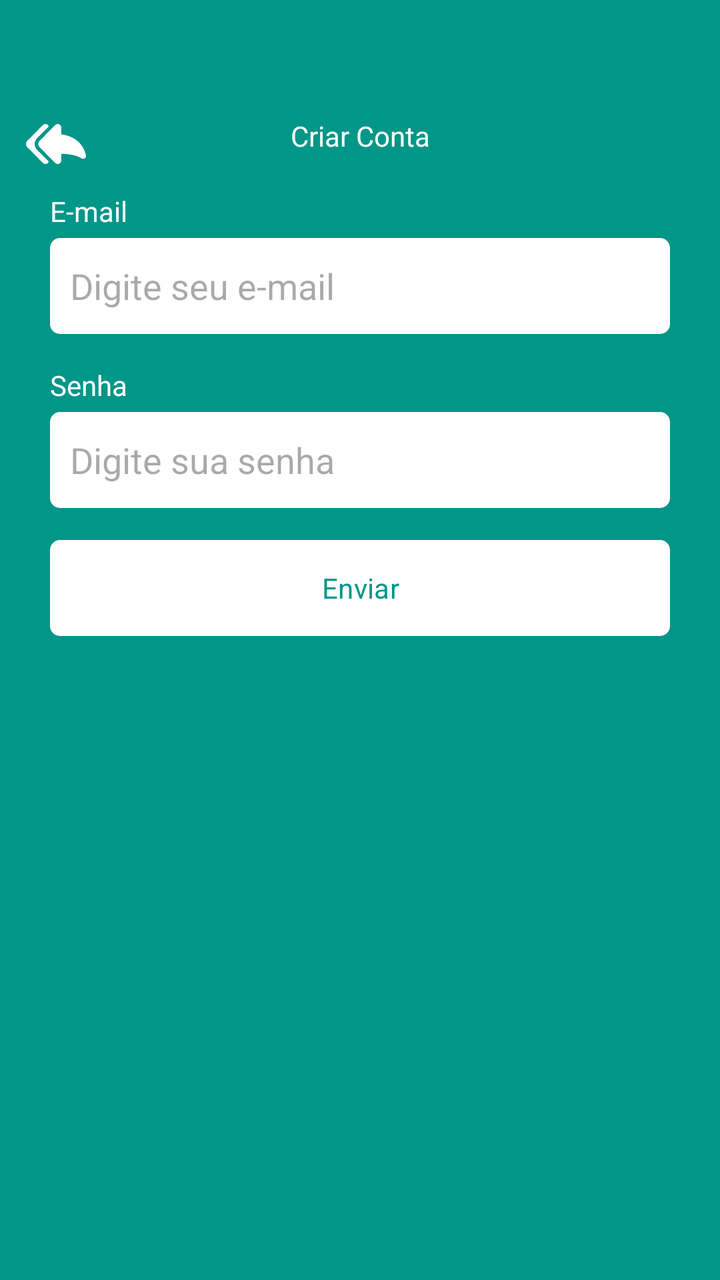
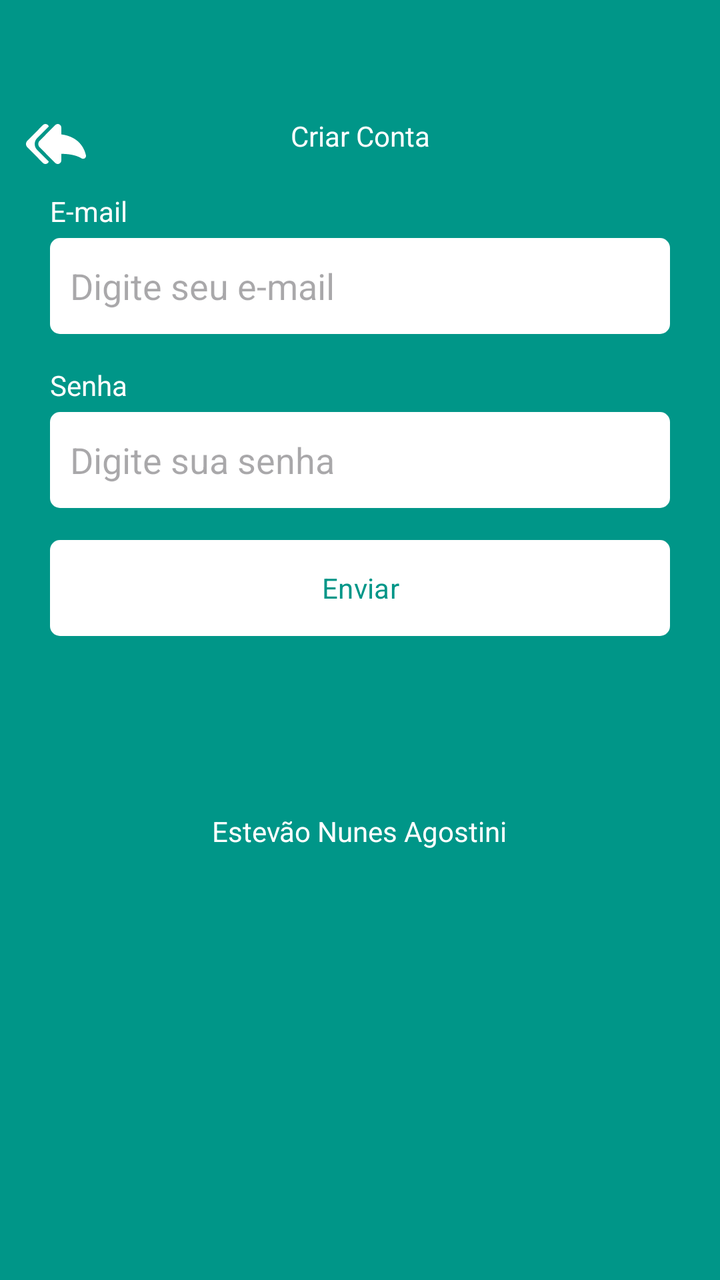

The first picture is an Android layout as it rendered before a commit; the second is the same layout after the commit. The layout source and the unified diff follow.
<!-- AndroidManifest.xml: application theme Theme.TaskKanban -->
<!-- res/layout/fragment_register.xml -->
<?xml version="1.0" encoding="utf-8"?>
<ScrollView xmlns:android="http://schemas.android.com/apk/res/android"
    xmlns:tools="http://schemas.android.com/tools"
    android:layout_width="match_parent"
    android:layout_height="match_parent"
    xmlns:app="http://schemas.android.com/apk/res-auto"
    tools:context=".ui.auth.RegisterFragment"
    android:fillViewport="true">

    <LinearLayout
        android:layout_width="match_parent"
        android:layout_height="match_parent"
        android:orientation="vertical"
        android:id="@+id/linearLayout1" >

        <com.google.android.material.appbar.MaterialToolbar
            android:layout_width="match_parent"
            android:layout_height="wrap_content"
            app:navigationIcon="@drawable/ic_back"
            android:paddingTop="40dp" >

            <TextView
                android:layout_width="wrap_content"
                android:layout_height="wrap_content"
                android:text="@string/criar_conta"
                android:textColor="@color/white"
                android:layout_gravity="center_horizontal"/>

        </com.google.android.material.appbar.MaterialToolbar>

        <LinearLayout
            android:id="@+id/linearLayout2"
            android:layout_width="match_parent"
            android:layout_height="wrap_content"
            android:orientation="vertical"
            android:layout_marginHorizontal="25dp">

            <TextView
                android:layout_width="wrap_content"
                android:layout_height="wrap_content"
                android:text="@string/e_mail"
                android:textColor="@color/white"/>

            <EditText
                android:layout_width="match_parent"
                android:layout_height="48dp"
                android:hint="@string/digite_seu_e_mail"
                android:inputType="textEmailAddress"
                android:padding="10dp"
                android:layout_marginTop="4dp"
                android:background="@drawable/bg_edit_text"/>
            <TextView
                android:layout_width="wrap_content"
                android:layout_height="wrap_content"
                android:text="@string/senha"
                android:textColor="@color/white"
                android:layout_marginTop="16dp"/>

            <EditText
                android:layout_width="match_parent"
                android:layout_height="48dp"
                android:inputType="textPassword"
                android:hint="@string/digite_sua_senha"
                android:padding="10dp"
                android:layout_marginTop="4dp"
                android:background="@drawable/bg_edit_text"/>

            <com.google.android.material.button.MaterialButton
                android:layout_width="match_parent"
                android:layout_height="wrap_content"
                android:text="@string/enviar"
                android:textColor="@color/color_default"
                app:backgroundTint="@null"
                android:layout_marginTop="16dp"
                android:backgroundTint="@null"
                android:background="@drawable/bg_btn" />



            <ProgressBar
                android:layout_width="wrap_content"
                android:layout_height="wrap_content"
                android:indeterminateTint="@color/white"
                android:layout_gravity="center"
                android:id="@+id/progressbar"
                android:layout_marginTop="8dp"
                android:visibility="invisible"
                tools:visibility="invisible"/>

        </LinearLayout>


    </LinearLayout>



</ScrollView>
<!-- resources referenced by this layout -->
<resources>
  <color name="color_default">#009688</color>
  <color name="white">#FFFFFFFF</color>
  <!-- drawable bg_btn (drawable) -->
  <?xml version="1.0" encoding="utf-8"?>
  <shape xmlns:android="http://schemas.android.com/apk/res/android"
      android:shape="rectangle">
  
      <solid android:color="@color/white"/>
      <corners android:radius="5dp"/>
  
  </shape>
  <!-- drawable bg_edit_text (drawable) -->
  <?xml version="1.0" encoding="utf-8"?>
  <shape xmlns:android="http://schemas.android.com/apk/res/android"
      android:shape="rectangle">
  
      <solid android:color="@color/white"/>
      <corners android:radius="5dp"/>
  
  </shape>
  <!-- drawable ic_back (drawable) -->
  <vector xmlns:android="http://schemas.android.com/apk/res/android" android:height="30dp" android:viewportHeight="46.033" android:viewportWidth="46.032" android:width="30dp">
        
      <path android:fillColor="#FFFFFF" android:pathData="M8.532,18.531l8.955,-8.999c-0.244,-0.736 -0.798,-1.348 -1.54,-1.653c-1.01,-0.418 -2.177,-0.185 -2.95,0.591L1.047,20.479c-1.396,1.402 -1.396,3.67 0,5.073l11.949,12.01c0.771,0.775 1.941,1.01 2.951,0.592c0.742,-0.307 1.295,-0.918 1.54,-1.652l-8.956,-9C6.07,25.027 6.071,21.003 8.532,18.531z"/>
        
      <path android:fillColor="#FFFFFF" android:pathData="M45.973,31.64c-1.396,-5.957 -5.771,-14.256 -18.906,-16.01v-5.252c0,-1.095 -0.664,-2.082 -1.676,-2.5c-0.334,-0.138 -0.686,-0.205 -1.033,-0.205c-0.705,0 -1.398,0.276 -1.917,0.796L10.49,20.479c-1.396,1.402 -1.396,3.669 -0.001,5.073l11.95,12.009c0.517,0.521 1.212,0.797 1.92,0.797c0.347,0 0.697,-0.066 1.031,-0.205c1.012,-0.418 1.676,-1.404 1.676,-2.5V30.57c4.494,0.004 10.963,0.596 15.564,3.463c0.361,0.225 0.77,0.336 1.176,0.336c0.457,0 0.91,-0.139 1.297,-0.416C45.836,33.429 46.18,32.515 45.973,31.64z"/>
      
  </vector>
  <string name="criar_conta">Criar Conta</string>
  <string name="digite_seu_e_mail">Digite seu e-mail</string>
  <string name="digite_sua_senha">Digite sua senha</string>
  <string name="e_mail">E-mail</string>
  <string name="enviar">Enviar</string>
  <string name="senha">Senha</string>
  <style name="Theme.TaskKanban" parent="Base.Theme.TaskKanban" />
  <style name="Base.Theme.TaskKanban" parent="Theme.Material3.DayNight.NoActionBar">
          
          <item name="colorPrimary">@color/color_default</item>
          <item name="colorPrimaryVariant">@color/color_default</item>
          <item name="android:windowBackground">@color/color_default</item>
          <item name="fontFamily">@font/kgperfectpenmanship</item>
      </style>
</resources>

<!-- the commit's change to res/layout/fragment_register.xml (unified diff, before → after) -->
@@ -75,8 +75,6 @@
                 android:backgroundTint="@null"
                 android:background="@drawable/bg_btn" />
 
-
-
             <ProgressBar
                 android:layout_width="wrap_content"
                 android:layout_height="wrap_content"
@@ -87,11 +85,17 @@
                 android:visibility="invisible"
                 tools:visibility="invisible"/>
 
+            <TextView
+                android:layout_width="wrap_content"
+                android:layout_height="wrap_content"
+                android:text="@string/meu_nome"
+                android:textColor="@color/white"
+                android:layout_gravity="center_horizontal"
+                android:layout_marginTop="32dp"/>
+            
         </LinearLayout>
 
 
     </LinearLayout>
 
-
-
 </ScrollView>
<!-- resource entries referenced after the edit -->
@@ -33,6 +33,7 @@
   <string name="digite_sua_senha">Digite sua senha</string>
   <string name="e_mail">E-mail</string>
   <string name="enviar">Enviar</string>
+  <string name="meu_nome">Estevão Nunes Agostini</string>
   <string name="senha">Senha</string>
   <style name="Theme.TaskKanban" parent="Base.Theme.TaskKanban" />
   <style name="Base.Theme.TaskKanban" parent="Theme.Material3.DayNight.NoActionBar">
